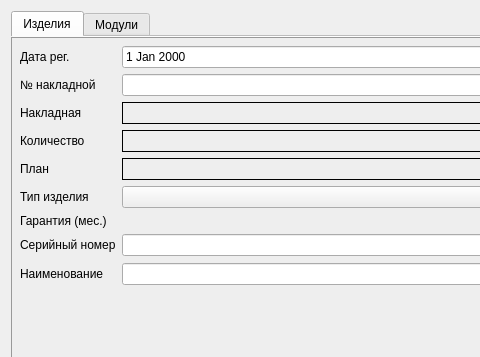
AlexeyScherbakov2021/Remont2, file Remont/createdevicewindow.ui: the form before one commit; both pictures show x 0 to 480 and y 0 to 357 of the 937 by 619 pixel window.
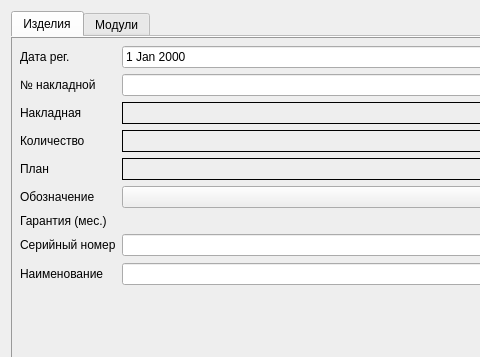
The form after the commit. Icons and pictures are not drawn.

What changed in the file:
```diff
--- a/Remont/createdevicewindow.ui
+++ b/Remont/createdevicewindow.ui
@@ -186,7 +186,7 @@
            <item row="5" column="0">
             <widget class="QLabel" name="label_8">
              <property name="text">
-              <string>Тип изделия</string>
+              <string>Обозначение</string>
              </property>
             </widget>
            </item>
```
Left out of the diff: 23 changed lines with no effect on the pictures.
